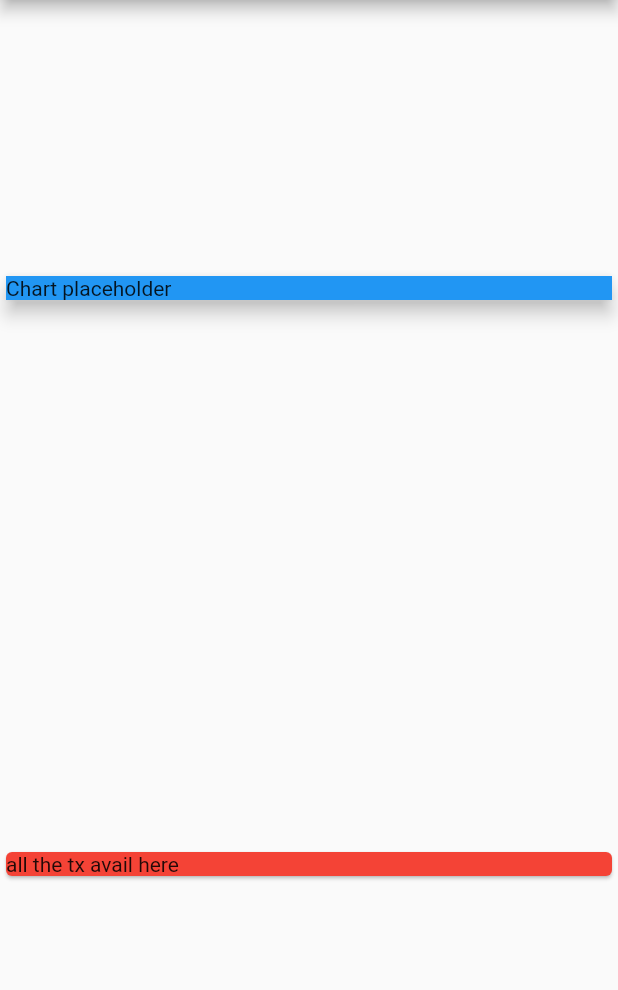
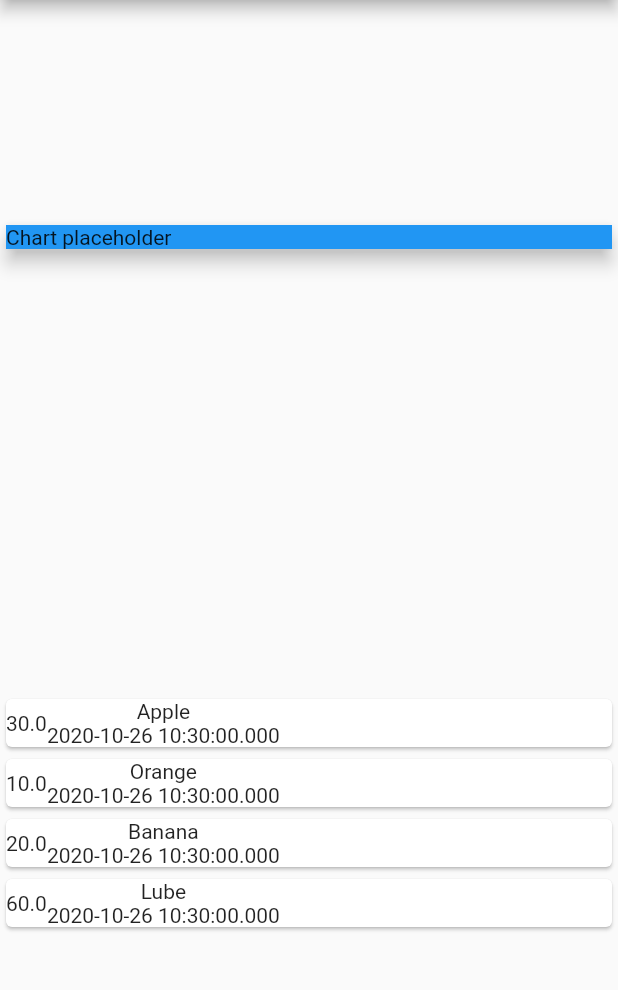
Before and after one commit to bunny3025/flutter, a Flutter app: the screen it shows after launch, on a phone screen of 412 x 824 dp, the part 84-1074 px from its top. Run offline on Flutter 3.47's test engine with Material 2 defaults, Android fonts, the phone set to English and light mode, and no system bars.

Commit message:
#card-48055018: adding containers on screen which can display data of transactions

```diff
--- a/expense_monitor/lib/main.dart
+++ b/expense_monitor/lib/main.dart
@@ -1,3 +1,4 @@
+import 'package:expense_monitor/transaction.dart';
 import 'package:flutter/material.dart';
 
 void main() => runApp(ExpenseMonitorApp());
@@ -13,6 +14,33 @@ class ExpenseMonitorApp extends StatelessWidget {
 }
 
 class HomePage extends StatelessWidget {
+  final List<Transaction> transaction = [
+    Transaction(
+      id: 't1',
+      amount: 30,
+      date: DateTime.now(),
+      title: 'Apple',
+    ),
+    Transaction(
+      id: 't2',
+      amount: 10,
+      date: DateTime.now(),
+      title: 'Orange',
+    ),
+    Transaction(
+      id: 't3',
+      amount: 20,
+      date: DateTime.now(),
+      title: 'Banana',
+    ),
+    Transaction(
+      id: 't1',
+      amount: 60,
+      date: DateTime.now(),
+      title: 'Lube',
+    )
+  ];
+
   @override
   Widget build(BuildContext context) {
     return Scaffold(
@@ -36,9 +64,24 @@ class HomePage extends StatelessWidget {
               elevation: 5,
             ),
           ),
-          Card(
-            child: Text('all the tx avail here'),
-            color: Colors.red,
+          Column(
+            children: transaction.map((tx) {
+              return Card(
+                child: Row(
+                  children: <Widget>[
+                    Container(
+                      child: Text(tx.amount.toString()),
+                    ),
+                    Column(
+                      children: <Widget>[
+                        Text(tx.title),
+                        Text(tx.date.toString())
+                      ],
+                    )
+                  ],
+                ),
+              );
+            }).toList(),
           )
         ],
       ),
```
